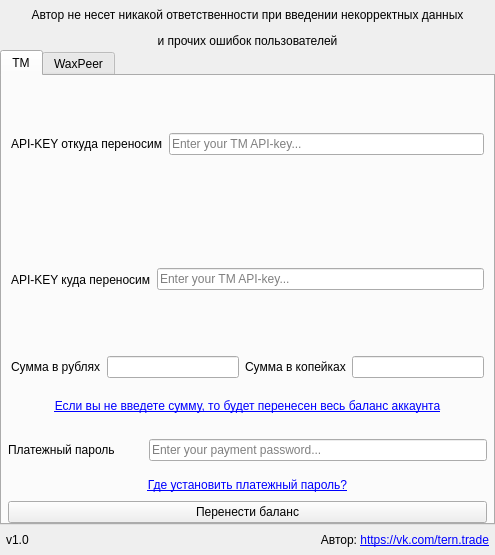
Qt form ui/main.ui (frendri/BalanceSender) before a commit.
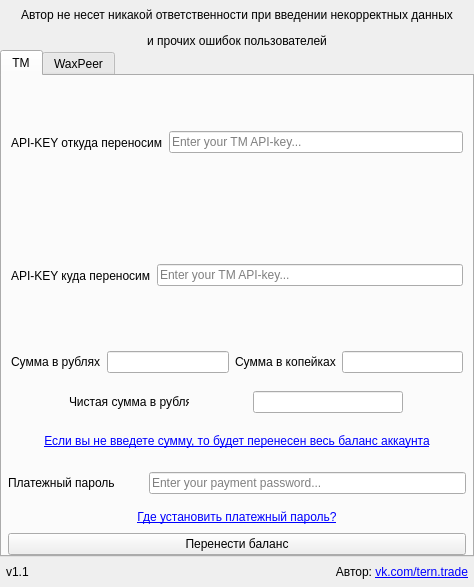
The same form after that commit.

Commit message: add clear sum line edit

Patch:
```diff
--- a/ui/main.ui
+++ b/ui/main.ui
@@ -6,8 +6,8 @@
    <rect>
     <x>0</x>
     <y>0</y>
-    <width>495</width>
-    <height>555</height>
+    <width>474</width>
+    <height>587</height>
    </rect>
   </property>
   <property name="windowTitle">
@@ -212,6 +212,56 @@
           </layout>
          </widget>
         </item>
+        <item>
+         <widget class="QFrame" name="frame_11">
+          <property name="minimumSize">
+           <size>
+            <width>0</width>
+            <height>40</height>
+           </size>
+          </property>
+          <property name="maximumSize">
+           <size>
+            <width>16777215</width>
+            <height>40</height>
+           </size>
+          </property>
+          <property name="layoutDirection">
+           <enum>Qt::LeftToRight</enum>
+          </property>
+          <property name="frameShape">
+           <enum>QFrame::NoFrame</enum>
+          </property>
+          <property name="frameShadow">
+           <enum>QFrame::Raised</enum>
+          </property>
+          <layout class="QHBoxLayout" name="horizontalLayout_11">
+           <item>
+            <widget class="QLabel" name="label_13">
+             <property name="maximumSize">
+              <size>
+               <width>120</width>
+               <height>16777215</height>
+              </size>
+             </property>
+             <property name="text">
+              <string>Чистая сумма в рублях</string>
+             </property>
+            </widget>
+           </item>
+           <item>
+            <widget class="QLineEdit" name="clearRubSum">
+             <property name="maximumSize">
+              <size>
+               <width>150</width>
+               <height>16777215</height>
+              </size>
+             </property>
+            </widget>
+           </item>
+          </layout>
+         </widget>
+        </item>
         <item>
          <widget class="QFrame" name="frame_4">
           <property name="frameShape">
@@ -342,7 +392,7 @@
               </size>
              </property>
              <property name="text">
-              <string>&lt;html&gt;&lt;head/&gt;&lt;body&gt;&lt;p&gt;&lt;a href=&quot;https://market.csgo.com/checkout/password&quot;&gt;&lt;span style=&quot; text-decoration: underline; color:#0000ff;&quot;&gt;Где установить платежный пароль?&lt;/span&gt;&lt;/a&gt;&lt;/p&gt;&lt;/body&gt;&lt;/html&gt;</string>
+              <string>&lt;html&gt;&lt;head/&gt;&lt;body&gt;&lt;p&gt;&lt;a href=&quot;https://market.csgo.com/checkout/password/useold/&quot;&gt;&lt;span style=&quot; text-decoration: underline; color:#0000ff;&quot;&gt;Где установить платежный пароль?&lt;/span&gt;&lt;/a&gt;&lt;/p&gt;&lt;/body&gt;&lt;/html&gt;</string>
              </property>
              <property name="alignment">
               <set>Qt::AlignCenter</set>
@@ -568,14 +618,14 @@
        <item>
         <widget class="QLabel" name="versionLabel">
          <property name="text">
-          <string>v1.0</string>
+          <string>v1.1</string>
          </property>
         </widget>
        </item>
        <item>
         <widget class="QLabel" name="creditLabel">
          <property name="text">
-          <string>&lt;html&gt;&lt;head/&gt;&lt;body&gt;&lt;p&gt;Автор: &lt;a href=&quot;https://vk.com/tern.trade&quot;&gt;&lt;span style=&quot; text-decoration: underline; color:#0000ff;&quot;&gt;https://vk.com/tern.trade&lt;/span&gt;&lt;/a&gt;&lt;/p&gt;&lt;/body&gt;&lt;/html&gt;</string>
+          <string>&lt;html&gt;&lt;head/&gt;&lt;body&gt;&lt;p&gt;Автор: &lt;a href=&quot;https://vk.com/tern.trade&quot;&gt;&lt;span style=&quot; text-decoration: underline; color:#0000ff;&quot;&gt;vk.com/tern.trade&lt;/span&gt;&lt;/a&gt;&lt;/p&gt;&lt;/body&gt;&lt;/html&gt;</string>
          </property>
          <property name="alignment">
           <set>Qt::AlignRight|Qt::AlignTrailing|Qt::AlignVCenter</set>
```
Left out of the diff: 37 changed lines with no effect on the pictures. The commit also changes 1 other file.
